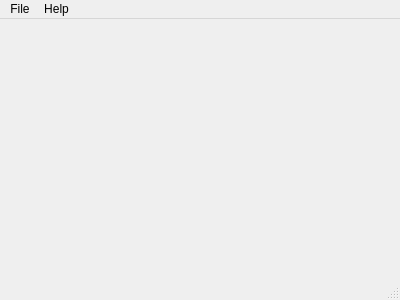
Above: mainwindow.ui from AndreyTulyakov/LightRabbit-Clipsed before the change. Below: the same form after it.
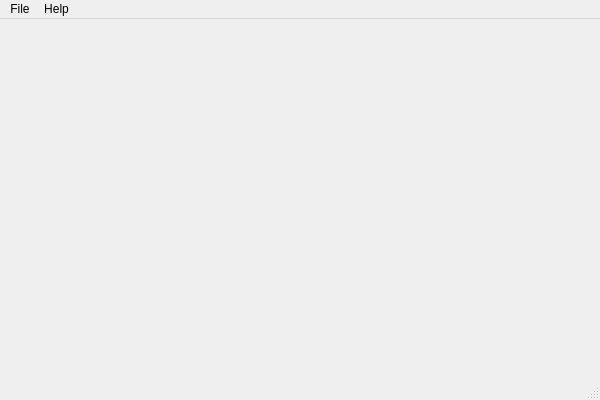
That is the form after the change.

```diff
--- a/mainwindow.ui
+++ b/mainwindow.ui
@@ -6,8 +6,8 @@
    <rect>
     <x>0</x>
     <y>0</y>
-    <width>400</width>
-    <height>300</height>
+    <width>600</width>
+    <height>400</height>
    </rect>
   </property>
   <property name="windowTitle">
@@ -25,7 +25,7 @@
     <rect>
      <x>0</x>
      <y>0</y>
-     <width>400</width>
+     <width>600</width>
      <height>25</height>
     </rect>
    </property>
```
